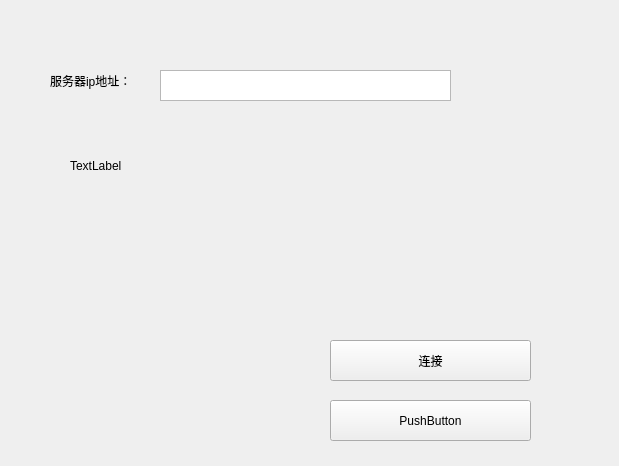
Above: Client/widget.ui from yap12138/PLAYERUNKNOWN-S-BATTLECARDS before the change. Below: the same form after it.
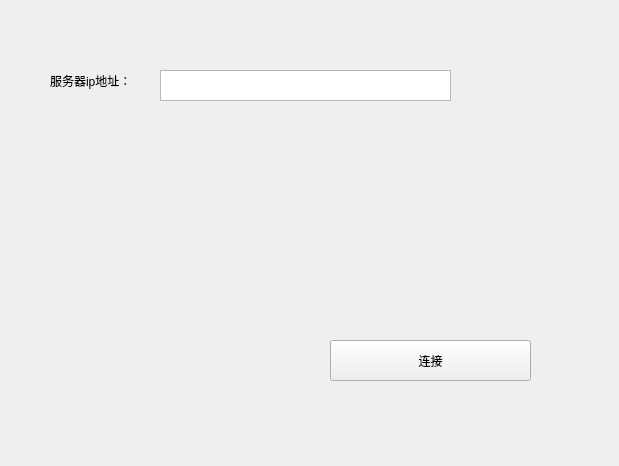
That is the form after the change.

Commit message: 可运行Client

What changed in the file:
```diff
--- a/Client/widget.ui
+++ b/Client/widget.ui
@@ -2,6 +2,12 @@
 <ui version="4.0">
  <class>Widget</class>
  <widget class="QWidget" name="Widget">
+  <property name="windowModality">
+   <enum>Qt::NonModal</enum>
+  </property>
+  <property name="enabled">
+   <bool>true</bool>
+  </property>
   <property name="geometry">
    <rect>
     <x>0</x>
@@ -13,6 +19,12 @@
   <property name="windowTitle">
    <string>Widget</string>
   </property>
+  <property name="autoFillBackground">
+   <bool>false</bool>
+  </property>
+  <property name="inputMethodHints">
+   <set>Qt::ImhNone</set>
+  </property>
   <widget class="QLabel" name="label">
    <property name="geometry">
     <rect>
@@ -59,32 +71,6 @@
     <string>连接</string>
    </property>
   </widget>
-  <widget class="QLabel" name="label_2">
-   <property name="geometry">
-    <rect>
-     <x>70</x>
-     <y>140</y>
-     <width>381</width>
-     <height>51</height>
-    </rect>
-   </property>
-   <property name="text">
-    <string>TextLabel</string>
-   </property>
-  </widget>
-  <widget class="QPushButton" name="pushButton_2">
-   <property name="geometry">
-    <rect>
-     <x>330</x>
-     <y>400</y>
-     <width>201</width>
-     <height>41</height>
-    </rect>
-   </property>
-   <property name="text">
-    <string>PushButton</string>
-   </property>
-  </widget>
  </widget>
  <layoutdefault spacing="6" margin="11"/>
  <resources/>
```
The commit also changes 2 other files.
